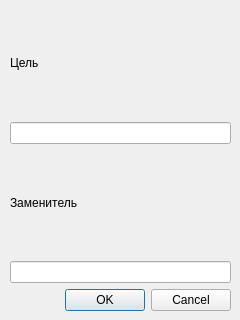
Old version of the form ReplaceDialog.ui in the repository eastpriSs/Knight.
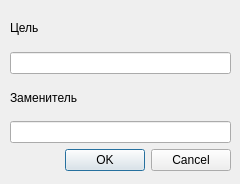
New version of the form.

What changed in the file:
```diff
--- a/ReplaceDialog.ui
+++ b/ReplaceDialog.ui
@@ -7,7 +7,7 @@
     <x>0</x>
     <y>0</y>
     <width>240</width>
-    <height>320</height>
+    <height>184</height>
    </rect>
   </property>
   <property name="windowTitle">
@@ -19,7 +19,7 @@
      <x>10</x>
      <y>10</y>
      <width>221</width>
-     <height>301</height>
+     <height>161</height>
     </rect>
    </property>
    <layout class="QVBoxLayout" name="mainLayout">
```
